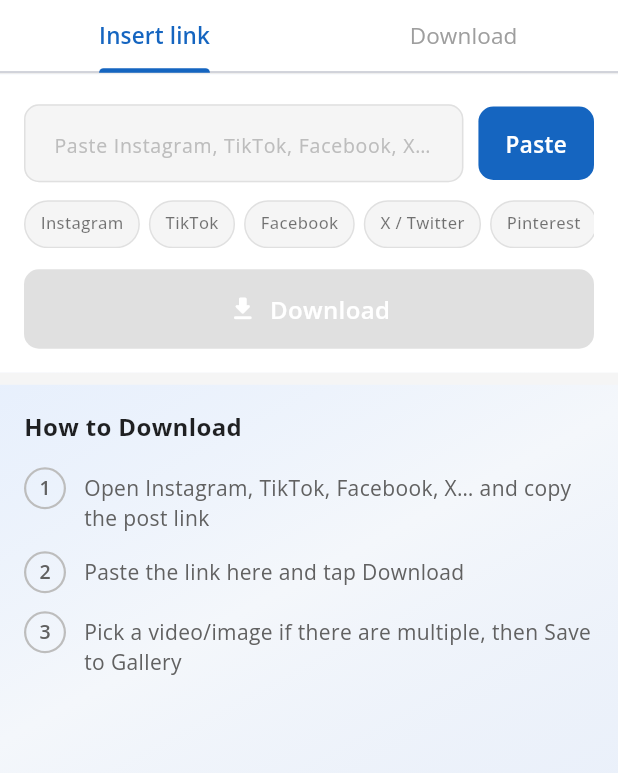
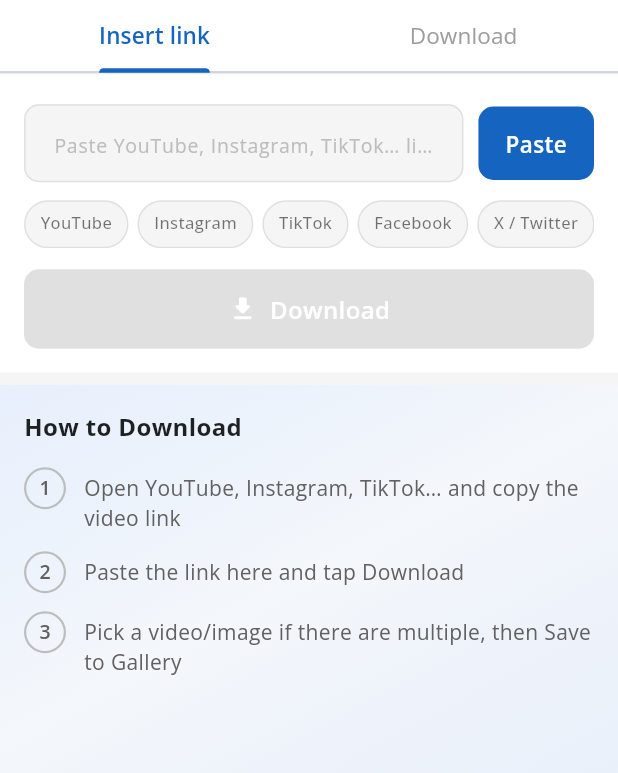
Before and after one commit to kabirhossainbd/toolmate, a Flutter app: the VideoDownloaderScreen screen opened by its route, on a phone screen of 412 x 824 dp, the part 84-857 px from its top. Run offline on Flutter 3.47's test engine with Material 3 defaults, Android fonts, the phone set to English and light mode, and no system bars; our stand-ins replace battery_plus, chewie, connectivity_plus, dio, flutter_animate, flutter_local_notifications and 9 more; missing offline and left inert: flutter_background_service, gallery_saver_plus, mobile_scanner, network_info_plus, photo_manager, photo_manager_image_provider and 3 more; accounts and stored records are empty.

Commit message:
Added youTube downloader

```diff
--- a/lib/features/video_downloader/social_media_service.dart
+++ b/lib/features/video_downloader/social_media_service.dart
@@ -1,4 +1,5 @@
 import 'package:dio/dio.dart';
+import 'package:youtube_explode_dart/youtube_explode_dart.dart';
 
 enum MediaKind { video, image, gif }
 
@@ -46,6 +47,7 @@
   ];
 
   static const supportedPlatforms = [
+    'YouTube',
     'Instagram',
     'TikTok',
     'Facebook',
@@ -57,7 +59,6 @@
     'Vimeo',
   ];
 
-  /// YouTube ToS + Play Device and Network Abuse: never download YouTube.
   static bool isYouTubeUrl(String url) {
     final lower = url.trim().toLowerCase();
     if (lower.contains('youtube.com') ||
@@ -114,18 +115,16 @@
       );
     }
 
-    if (isYouTubeUrl(trimmed)) {
-      return const MediaResolveResult(
-        items: [],
-        error:
-            'This platform is not supported. Paste a public Instagram, TikTok, Facebook, or X link instead.',
-      );
-    }
-
     final platform = detectPlatform(trimmed);
 
     if (isDirectMediaUrl(trimmed)) {
       return MediaResolveResult(items: [_fromDirectUrl(trimmed, platform)]);
+    }
+
+    // YouTube: local extractor first, then Cobalt if muxed streams are missing.
+    if (platform == 'YouTube') {
+      final yt = await _resolveYouTube(trimmed);
+      if (yt.isSuccess) return yt;
     }
 
     // TikTok: try public TikWM-style extractor first (no Cobalt auth needed).
@@ -142,7 +141,7 @@
     }
 
     // Best-effort fallback for other platforms.
-    if (platform != 'Facebook') {
+    if (platform != 'YouTube' && platform != 'Facebook') {
       final v7 = await _resolveV7Fallback(trimmed, platform);
       if (v7 != null && v7.isSuccess) return v7;
     }
@@ -155,6 +154,13 @@
 
     final cobalt = await _resolveCobalt(trimmed, platform);
     if (cobalt.isSuccess) return cobalt;
+
+    if (platform == 'YouTube') {
+      return const MediaResolveResult(
+        items: [],
+        error: 'Failed to fetch YouTube video. Try another link.',
+      );
+    }
 
     return MediaResolveResult(
       items: [],
@@ -197,6 +203,47 @@
     if (t == 'gif') return MediaKind.gif;
     if (t == 'video') return MediaKind.video;
     return _kindFromPath(filename.toLowerCase());
+  }
+
+  Future<MediaResolveResult> _resolveYouTube(String url) async {
+    final yt = YoutubeExplode();
+    try {
+      final video = await yt.videos.get(url);
+      final manifest = await yt.videos.streamsClient.getManifest(
+        url,
+        ytClients: [
+          YoutubeApiClient.androidVr,
+          YoutubeApiClient.ios,
+          YoutubeApiClient.androidSdkless,
+        ],
+      );
+      final muxed = manifest.muxed;
+      if (muxed.isEmpty) {
+        return const MediaResolveResult(items: []);
+      }
+      final stream = muxed.withHighestBitrate();
+      final thumb = video.thumbnails.highResUrl.isNotEmpty
+          ? video.thumbnails.highResUrl
+          : video.thumbnails.mediumResUrl;
+      final safeTitle = video.title.replaceAll(RegExp(r'[^\w\s-]'), '').trim();
+      return MediaResolveResult(
+        items: [
+          ResolvedMedia(
+            sourceUrl: url,
+            downloadUrl: stream.url.toString(),
+            title: video.title,
+            thumbnailUrl: thumb,
+            filename: '${safeTitle.isEmpty ? 'youtube' : safeTitle}.mp4',
+            kind: MediaKind.video,
+            platform: 'YouTube',
+          ),
+        ],
+      );
+    } catch (_) {
+      return const MediaResolveResult(items: []);
+    } finally {
+      yt.close();
+    }
   }
 
   Future<MediaResolveResult> _resolveTwitter(String url) async {
--- a/lib/features/video_downloader/video_downloader_controller.dart
+++ b/lib/features/video_downloader/video_downloader_controller.dart
@@ -109,14 +109,6 @@
       return;
     }
 
-    if (SocialMediaService.isYouTubeUrl(url)) {
-      Get.snackbar(
-        'Not supported',
-        'This platform is not supported. Paste a public Instagram, TikTok, Facebook, or X link instead.',
-      );
-      return;
-    }
-
     isFetching.value = true;
     clearPreview();
 
@@ -182,6 +174,7 @@
             'User-Agent':
                 'Mozilla/5.0 (Linux; Android 13) AppleWebKit/537.36 Chrome/120.0.0.0 Mobile Safari/537.36',
             'Accept': '*/*',
+            if (media.platform == 'YouTube') 'Referer': 'https://www.youtube.com/',
           },
           followRedirects: true,
           validateStatus: (s) => s != null && s < 400,
--- a/lib/features/video_downloader/video_downloader_screen.dart
+++ b/lib/features/video_downloader/video_downloader_screen.dart
@@ -172,7 +172,7 @@
                             color: isDark ? Colors.white : Colors.black87),
                         decoration: InputDecoration(
                           hintText:
-                              'Paste Instagram, TikTok, Facebook, X… link',
+                              'Paste YouTube, Instagram, TikTok… link',
                           hintStyle:
                               TextStyle(color: hintColor, fontSize: 13),
                           filled: true,
@@ -505,7 +505,7 @@
                 _HowToStep(
                   number: 1,
                   text:
-                      'Open Instagram, TikTok, Facebook, X… and copy the post link',
+                      'Open YouTube, Instagram, TikTok… and copy the video link',
                 ),
                 const SizedBox(height: 12),
                 _HowToStep(
--- a/pubspec.yaml
+++ b/pubspec.yaml
@@ -33,6 +33,7 @@
   crypto: ^3.0.7
   gallery_saver_plus: ^3.2.9
   intl: ^0.20.2
+  youtube_explode_dart: ^3.0.5
   share_plus: ^12.0.1
   image_picker: ^1.1.2
   font_awesome_flutter: ^11.0.0
```
